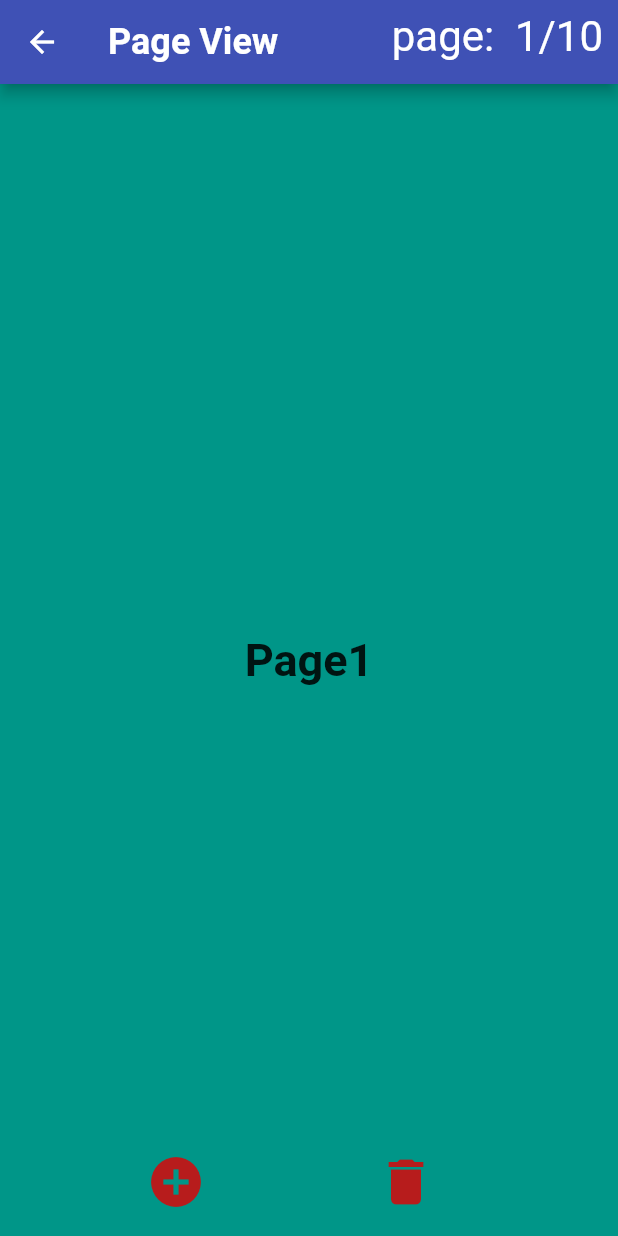
After one commit to ahmedashraf722/Flutter_Marathon_Screen, a Flutter app: the PageViewScreens screen opened directly, after a tap on the "add circle" icon, after a tap on the "delete" icon, on a phone screen of 412 x 824 dp. The commit adds this screen. Run offline on Flutter 3.47's test engine with Material 2 defaults, Android fonts, the phone set to English and light mode, and no system bars; our stand-ins replace font_awesome_flutter.

Commit message:
ADD  Profile 5 and Page View

```diff
--- /dev/null
+++ b/lib/page_view.dart
@@ -0,0 +1,144 @@
+import 'package:flutter/material.dart';
+import 'package:marathon/profiles/profile5/profile5.dart';
+
+class PageViewScreens extends StatefulWidget {
+  @override
+  _PageViewScreensState createState() => _PageViewScreensState();
+}
+
+class _PageViewScreensState extends State<PageViewScreens> {
+  PageController _controller = PageController();
+
+  List<Widget> _list = [
+    Center(child: Pages(text: "Page1", color: Colors.teal)),
+    Center(child: Pages(text: "Page2", color: Colors.blue)),
+    Center(child: Pages(text: "Page3", color: Colors.orangeAccent)),
+    Center(child: Pages(text: "Page4", color: Colors.red)),
+    Center(child: Pages(text: "Page5", color: Colors.amber)),
+    Center(child: Pages(text: "Page6", color: Colors.white)),
+    Center(child: Pages(text: "Page7", color: Colors.cyanAccent)),
+    Center(child: Pages(text: "Page8", color: Colors.yellow)),
+    Center(child: Pages(text: "Page9", color: Colors.blueGrey)),
+    Center(child: Pages(text: "Page10", color: Colors.pink)),
+  ];
+
+  int _currentIndex = 0;
+
+  @override
+  Widget build(BuildContext context) {
+    return GestureDetector(
+      onTap: () {
+        Navigator.push(
+            context, MaterialPageRoute(builder: (context) => Profile5()));
+      },
+      child: Scaffold(
+        backgroundColor: Colors.blueGrey[800],
+        appBar: AppBar(
+          backgroundColor: Colors.indigo,
+          title: Text(
+            "Page View",
+            style: TextStyle(fontWeight: FontWeight.bold, fontSize: 24),
+          ),
+          actions: [
+            Padding(
+              padding: EdgeInsets.symmetric(vertical: 8, horizontal: 10),
+              child: Text(
+                "page:  " +
+                    (_currentIndex + 1).toString() +
+                    "/" +
+                    _list.length.toString(),
+                textScaleFactor: 2,
+              ),
+            ),
+          ],
+        ),
+        body: PageView(
+          children: _list,
+          scrollDirection: Axis.horizontal,
+          controller: _controller,
+          //reverse: true,
+          // physics: BouncingScrollPhysics(),
+          // pageSnapping: true,
+          onPageChanged: (num) {
+            setState(() {
+              _currentIndex = num;
+            });
+          },
+        ),
+        floatingActionButton: Row(
+          mainAxisAlignment: MainAxisAlignment.spaceEvenly,
+          children: [
+            IconButton(
+              icon: Icon(
+                Icons.add_circle,
+                size: 40,
+                color: Colors.red[900],
+              ),
+              onPressed: () {
+                setState(() {
+                  _list.add(_textCenter(context));
+                });
+                if (_currentIndex != _list.length - 1) {
+                  _controller.jumpToPage(_currentIndex + 1);
+                } else {
+                  _controller.jumpToPage(0);
+                }
+              },
+            ),
+            IconButton(
+              icon: Icon(
+                Icons.delete,
+                size: 40,
+                color: Colors.red[900],
+              ),
+              onPressed: () {
+                _list.removeAt(_currentIndex);
+                setState(() {
+                  _controller.jumpToPage(_currentIndex - 1);
+                });
+              },
+            ),
+          ],
+        ),
+      ),
+    );
+  }
+
+  Widget _textCenter(BuildContext context) {
+    return Center(
+      child: Text(
+        "New Page",
+        style: TextStyle(fontSize: 30),
+      ),
+    );
+  }
+}
+
+class Pages extends StatelessWidget {
+  final String text;
+  final Color color;
+
+  Pages({this.text, this.color});
+
+  @override
+  Widget build(BuildContext context) {
+    return Scaffold(
+      backgroundColor: color,
+      body: Center(
+        child: Column(
+          mainAxisAlignment: MainAxisAlignment.center,
+          children: [
+            Text(
+              text,
+              textAlign: TextAlign.center,
+              style: TextStyle(
+                fontWeight: FontWeight.bold,
+                fontSize: 30,
+              ),
+            ),
+          ],
+        ),
+      ),
+    );
+  }
+}
--- a/lib/profiles/profile4/profile4.dart
+++ b/lib/profiles/profile4/profile4.dart
@@ -1,4 +1,5 @@
 import 'package:flutter/material.dart';
+import 'package:marathon/page_view.dart';
 import 'package:marathon/profiles/profile4/provider4.dart';
 import 'package:marathon/profiles/profile4/user4.dart';
 
@@ -23,7 +24,12 @@ class _Profile4State extends State<Profile4> {
 
   @override
   Widget build(BuildContext context) {
-    return Stack(
+    return GestureDetector(
+      onTap: () {
+        Navigator.push(context,
+            MaterialPageRoute(builder: (context) => PageViewScreens()));
+      },
+      child: Stack(
         children: [
           Image.asset(
             "assets/images/profiles/profile4bg.jpg",
@@ -58,6 +64,7 @@ class _Profile4State extends State<Profile4> {
             ),
           ),
         ],
+      ),
     );
   }
 
--- /dev/null
+++ b/lib/profiles/profile5/profile5.dart
@@ -0,0 +1,15 @@
+import 'package:flutter/material.dart';
+
+class Profile5 extends StatefulWidget {
+  @override
+  _Profile5State createState() => _Profile5State();
+}
+
+class _Profile5State extends State<Profile5> {
+  @override
+  Widget build(BuildContext context) {
+    return Scaffold(
+      backgroundColor: Colors.teal,
+    );
+  }
+}
```
Lines whose indentation alone changed are shown as unchanged.
